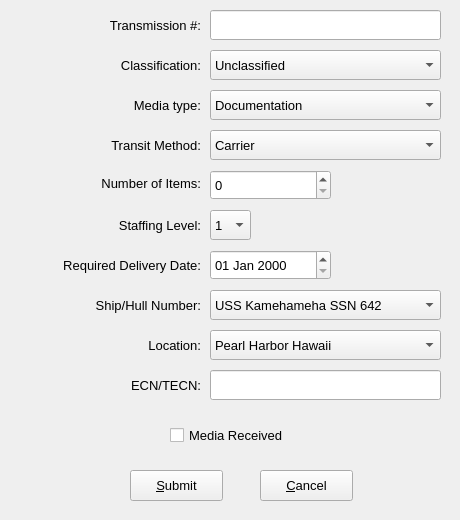
First picture: the form in frmEditDelivery.ui, repository chhimichanga/deliveryqueue, before the edit.
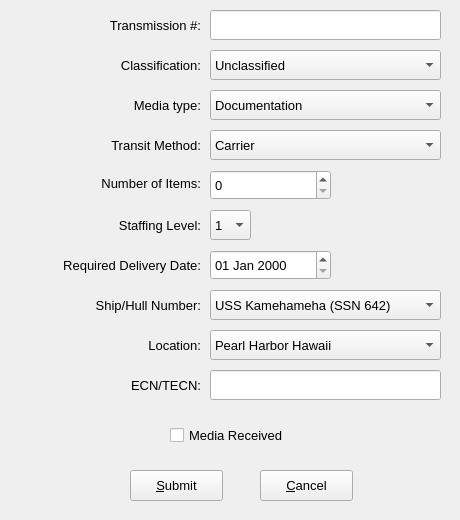
Second picture: the form after the edit.

Diff of the .ui file:
```diff
--- a/frmEditDelivery.ui
+++ b/frmEditDelivery.ui
@@ -389,7 +389,7 @@
    </property>
    <item>
     <property name="text">
-     <string>USS Kamehameha SSN 642</string>
+     <string>USS Kamehameha (SSN 642)</string>
     </property>
    </item>
    <item>
```
Left out of the diff: 12 changed lines with no effect on the pictures.
